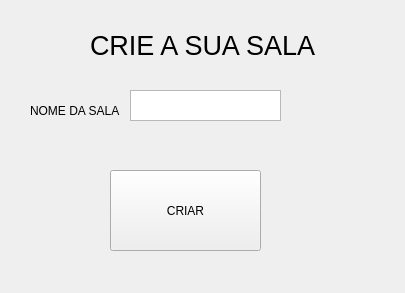
First picture: the form in src/client/screens/criarsala.ui, repository franciscotis/BoggleGAME, before the edit.
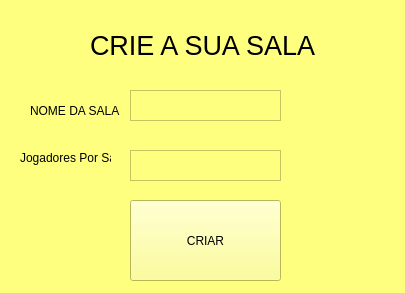
Second picture: the form after the edit.

The edit to the form file:
```diff
--- a/src/client/screens/criarsala.ui
+++ b/src/client/screens/criarsala.ui
@@ -13,11 +13,14 @@
   <property name="windowTitle">
    <string>Form</string>
   </property>
+  <property name="styleSheet">
+   <string notr="true">background-color: rgb(255, 255, 127);</string>
+  </property>
   <widget class="QPushButton" name="pushButton">
    <property name="geometry">
     <rect>
-     <x>110</x>
-     <y>170</y>
+     <x>130</x>
+     <y>200</y>
      <width>151</width>
      <height>81</height>
     </rect>
@@ -61,10 +64,37 @@
    <property name="font">
     <font>
      <pointsize>20</pointsize>
+     <strikeout>false</strikeout>
     </font>
    </property>
    <property name="text">
     <string>CRIE A SUA SALA</string>
+   </property>
+   <property name="scaledContents">
+    <bool>false</bool>
+   </property>
+  </widget>
+  <widget class="QLabel" name="label_3">
+   <property name="geometry">
+    <rect>
+     <x>20</x>
+     <y>150</y>
+     <width>91</width>
+     <height>16</height>
+    </rect>
+   </property>
+   <property name="text">
+    <string>Jogadores Por Sala</string>
+   </property>
+  </widget>
+  <widget class="QTextEdit" name="textEdit_2">
+   <property name="geometry">
+    <rect>
+     <x>130</x>
+     <y>150</y>
+     <width>151</width>
+     <height>31</height>
+    </rect>
    </property>
   </widget>
  </widget>
```
